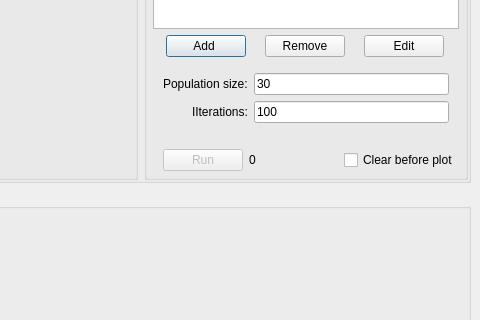
First picture: the form in data/customhys-qt.ui, repository jcrvz/customhys-qt, before the edit; both pictures show x 198 to 678 and y 204 to 524 of the 678 by 865 pixel window.
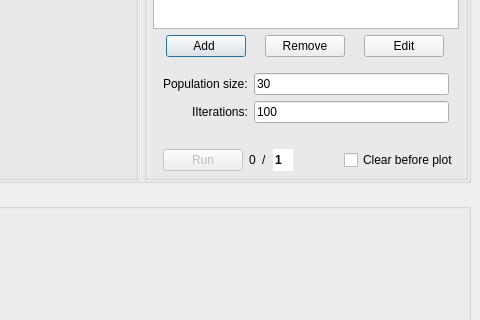
Second picture: the form after the edit.

What changed in the file:
```diff
--- a/data/customhys-qt.ui
+++ b/data/customhys-qt.ui
@@ -435,6 +435,55 @@
               </property>
              </widget>
             </item>
+            <item>
+             <widget class="QLabel" name="label_6">
+              <property name="text">
+               <string>/</string>
+              </property>
+             </widget>
+            </item>
+            <item>
+             <widget class="QLineEdit" name="qNumRep">
+              <property name="sizePolicy">
+               <sizepolicy hsizetype="Maximum" vsizetype="Fixed">
+                <horstretch>0</horstretch>
+                <verstretch>0</verstretch>
+               </sizepolicy>
+              </property>
+              <property name="maximumSize">
+               <size>
+                <width>20</width>
+                <height>16777213</height>
+               </size>
+              </property>
+              <property name="font">
+               <font>
+                <bold>true</bold>
+               </font>
+              </property>
+              <property name="focusPolicy">
+               <enum>Qt::StrongFocus</enum>
+              </property>
+              <property name="autoFillBackground">
+               <bool>false</bool>
+              </property>
+              <property name="inputMask">
+               <string notr="true"/>
+              </property>
+              <property name="text">
+               <string>1</string>
+              </property>
+              <property name="frame">
+               <bool>false</bool>
+              </property>
+              <property name="echoMode">
+               <enum>QLineEdit::Normal</enum>
+              </property>
+              <property name="dragEnabled">
+               <bool>true</bool>
+              </property>
+             </widget>
+            </item>
             <item>
              <spacer name="horizontalSpacer">
               <property name="orientation">
```
